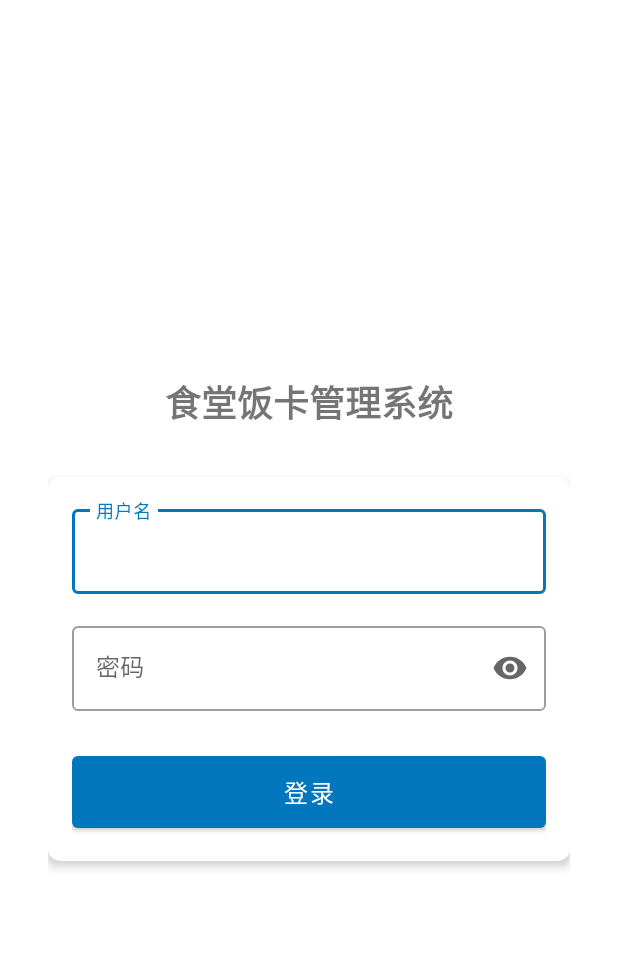
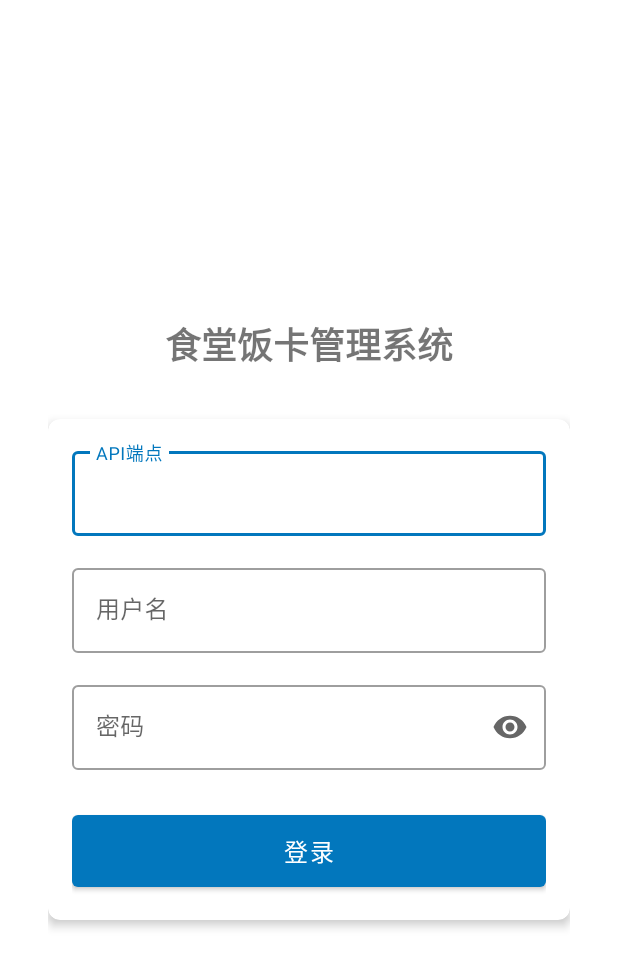
Before and after one commit to itsHenry35/CanteenClient, an Android app: the screen it shows after launch (MainActivity), after a tap on "登录", on a phone screen of 412 x 824 dp. Shown: the top 968 px of the screen. Run offline under Robolectric (Android 15) with nearby library versions, the phone set to English and light mode, and no system bars.

Commit message:
feat: 支持自定义API端点并规范UI语言文件使用

```diff
--- a/app/src/main/java/com/itshenry/canteenclient/MainActivity.kt
+++ b/app/src/main/java/com/itshenry/canteenclient/MainActivity.kt
@@ -6,6 +6,7 @@ import android.view.View
 import android.widget.Toast
 import androidx.activity.viewModels
 import androidx.appcompat.app.AppCompatActivity
+import com.itshenry.canteenclient.api.RetrofitClient
 import com.itshenry.canteenclient.databinding.ActivityMainBinding
 import com.itshenry.canteenclient.utils.PreferenceManager
 import com.itshenry.canteenclient.viewmodels.LoginViewModel
@@ -25,6 +26,12 @@ class MainActivity : AppCompatActivity() {
 
         preferenceManager = PreferenceManager(this)
 
+        // 加载保存的API端点
+        val savedApiEndpoint = preferenceManager.getApiEndpoint()
+        if (!savedApiEndpoint.isNullOrEmpty()) {
+            binding.editTextApiEndpoint.setText(savedApiEndpoint)
+            RetrofitClient.setBaseUrl(savedApiEndpoint)
+
             // 尝试刷新token
             val username = preferenceManager.getUsername()
             val password = preferenceManager.getPassword()
@@ -34,7 +41,13 @@ class MainActivity : AppCompatActivity() {
                 isAutoLogin = true
                 // 尝试用保存的用户名密码刷新token
                 showLoading(true)
+                try {
                     loginViewModel.login(username, password)
+                } catch (e: Exception) {
+                    showLoading(false)
+                    Toast.makeText(this, getString(R.string.login_error) + ": ${e.message}", Toast.LENGTH_LONG).show()
+                }
+            }
         }
 
         setupListeners()
@@ -45,16 +58,31 @@ class MainActivity : AppCompatActivity() {
         binding.buttonLogin.setOnClickListener {
             val username = binding.editTextUsername.text.toString().trim()
             val password = binding.editTextPassword.text.toString().trim()
+            val apiEndpoint = binding.editTextApiEndpoint.text.toString().trim()
+
+            if (apiEndpoint.isEmpty()) {
+                Toast.makeText(this, getString(R.string.error_empty_api_endpoint), Toast.LENGTH_SHORT).show()
+                return@setOnClickListener
+            }
 
             if (username.isEmpty() || password.isEmpty()) {
-                Toast.makeText(this, "请输入用户名和密码", Toast.LENGTH_SHORT).show()
+                Toast.makeText(this, getString(R.string.error_empty_credentials), Toast.LENGTH_SHORT).show()
                 return@setOnClickListener
             }
+
+            // 保存并设置API端点
+            preferenceManager.saveApiEndpoint(apiEndpoint)
+
+            try {
+                RetrofitClient.setBaseUrl(apiEndpoint)
 
                 // 标记为手动登录
                 isAutoLogin = false
                 showLoading(true)
                 loginViewModel.login(username, password)
+            } catch (e: Exception) {
+                Toast.makeText(this, getString(R.string.login_error) + ": ${e.message}", Toast.LENGTH_LONG).show()
+            }
         }
     }
 
@@ -101,5 +129,6 @@ class MainActivity : AppCompatActivity() {
         binding.buttonLogin.isEnabled = !isLoading
         binding.editTextUsername.isEnabled = !isLoading
         binding.editTextPassword.isEnabled = !isLoading
+        binding.editTextApiEndpoint.isEnabled = !isLoading
     }
 }
--- a/app/src/main/res/layout/activity_main.xml
+++ b/app/src/main/res/layout/activity_main.xml
@@ -11,7 +11,7 @@
         android:id="@+id/textViewTitle"
         android:layout_width="wrap_content"
         android:layout_height="wrap_content"
-        android:text="食堂饭卡管理系统"
+        android:text="@string/login_title"
         android:textSize="24sp"
         android:textStyle="bold"
         app:layout_constraintEnd_toEndOf="parent"
@@ -38,13 +38,30 @@
             android:orientation="vertical"
             android:padding="16dp">
 
+            <!-- API端点输入框 -->
+            <com.google.android.material.textfield.TextInputLayout
+                android:id="@+id/textInputLayoutApiEndpoint"
+                style="@style/Widget.MaterialComponents.TextInputLayout.OutlinedBox"
+                android:layout_width="match_parent"
+                android:layout_height="wrap_content"
+                android:layout_marginBottom="16dp"
+                android:hint="@string/hint_api_endpoint">
+
+                <com.google.android.material.textfield.TextInputEditText
+                    android:id="@+id/editTextApiEndpoint"
+                    android:layout_width="match_parent"
+                    android:layout_height="wrap_content"
+                    android:inputType="textUri" />
+
+            </com.google.android.material.textfield.TextInputLayout>
+
             <com.google.android.material.textfield.TextInputLayout
                 android:id="@+id/textInputLayoutUsername"
                 style="@style/Widget.MaterialComponents.TextInputLayout.OutlinedBox"
                 android:layout_width="match_parent"
                 android:layout_height="wrap_content"
                 android:layout_marginBottom="16dp"
-                android:hint="用户名">
+                android:hint="@string/hint_username">
 
                 <com.google.android.material.textfield.TextInputEditText
                     android:id="@+id/editTextUsername"
@@ -60,7 +77,7 @@
                 android:layout_width="match_parent"
                 android:layout_height="wrap_content"
                 android:layout_marginBottom="24dp"
-                android:hint="密码"
+                android:hint="@string/hint_password"
                 app:endIconMode="password_toggle">
 
                 <com.google.android.material.textfield.TextInputEditText
@@ -77,7 +94,7 @@
                 android:layout_height="wrap_content"
                 android:paddingTop="12dp"
                 android:paddingBottom="12dp"
-                android:text="登录"
+                android:text="@string/btn_login"
                 android:textSize="16sp" />
 
         </LinearLayout>
--- a/app/src/main/res/values/strings.xml
+++ b/app/src/main/res/values/strings.xml
@@ -6,8 +6,11 @@
     <string name="login_title">食堂饭卡管理系统</string>
     <string name="hint_username">用户名</string>
     <string name="hint_password">密码</string>
+    <string name="hint_api_endpoint">API端点</string>
     <string name="btn_login">登录</string>
     <string name="login_error">登录失败</string>
+    <string name="error_empty_api_endpoint">请输入API端点</string>
+    <string name="error_empty_credentials">请输入用户名和密码</string>
 
     <!-- 扫码界面 -->
     <string name="operator_label">操作员: %s</string>
@@ -16,6 +19,13 @@
     <string name="scan_waiting">等待扫描…</string>
     <string name="btn_scan">扫描二维码</string>
     <string name="btn_logout">退出登录</string>
+    <string name="unknown_user">未知用户</string>
+    <string name="camera_start_failed">相机启动失败</string>
+    <string name="login_expired">登录已过期，请重新登录</string>
+    <string name="logout_confirm_title">确认退出</string>
+    <string name="logout_confirm_message">确定要退出登录吗？</string>
+    <string name="btn_confirm">确定</string>
+    <string name="btn_cancel">取消</string>
 
     <!-- 扫码结果 -->
     <string name="scan_success">可以领餐</string>
```
Also changed, not shown: app/src/main/java/com/itshenry/canteenclient/ScanActivity.kt (+9 -10 lines), app/src/main/java/com/itshenry/canteenclient/api/RetrofitClient.kt (+21 -7 lines), app/src/main/java/com/itshenry/canteenclient/utils/PreferenceManager.kt (+20 -0 lines), app/src/main/res/layout/activity_scan.xml (+5 -5 lines). Lines whose indentation alone changed are shown as unchanged.
